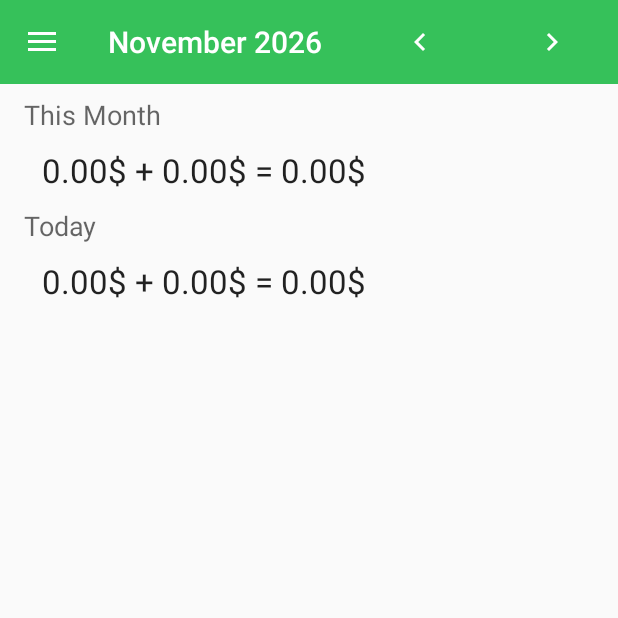
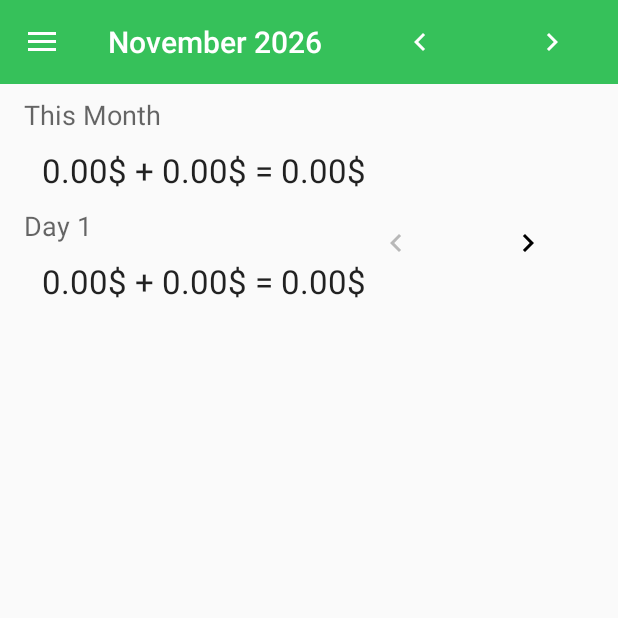
Before and after one commit to edawn/flow-android, an Android app: the screen it shows after launch (OverviewActivity), after a tap on an icon or button, on a phone screen of 412 x 824 dp, the top half of it. Run offline under Robolectric (Android 15) with nearby library versions, the phone set to English and light mode, and no system bars; libraries missing offline, so code that uses them is left out: org.slf4j.

Commit message:
Allow changing of the day in the overview

```diff
--- a/app/src/main/java/de/bitmacht/workingtitle36/OverviewActivity.java
+++ b/app/src/main/java/de/bitmacht/workingtitle36/OverviewActivity.java
@@ -31,12 +31,14 @@ import android.widget.TextView;
 
 import org.joda.time.DateTime;
 import org.joda.time.Days;
+import org.joda.time.Interval;
 import org.slf4j.Logger;
 import org.slf4j.LoggerFactory;
 
 import java.lang.annotation.Retention;
 import java.lang.annotation.RetentionPolicy;
 import java.util.ArrayList;
+import java.util.HashMap;
 import java.util.TreeMap;
 
 public class OverviewActivity extends AppCompatActivity implements View.OnClickListener {
@@ -46,6 +48,7 @@ public class OverviewActivity extends AppCompatActivity implements View.OnClickL
     public static final String STATE_PERIOD_START = "periodStart";
     private static final String STATE_MONTH_RECYCLER_VISIBLE = "monthRecyclerVisible";
     private static final String STATE_DAY_RECYCLER_VISIBLE = "dayRecyclerVisible";
+    private static final String STATE_SELECTED_DAY_FOR_PERIOD = "selectedDayForPeriod";
 
     private static final int LOADER_ID_REGULARS = 0;
     private static final int LOADER_ID_TRANSACTIONS = 1;
@@ -59,6 +62,10 @@ public class OverviewActivity extends AppCompatActivity implements View.OnClickL
     public static final int PERIOD_BEFORE = 1;
     public static final int PERIOD_NEXT = 2;
     public static final int PERIOD_UNCHANGED = 3;
+
+    private TextView dayLabel;
+    private ImageButton dayBeforeBtn;
+    private ImageButton dayNextBtn;
 
     @IntDef({PERIOD_NOW, PERIOD_BEFORE, PERIOD_NEXT, PERIOD_UNCHANGED})
     @Retention(RetentionPolicy.SOURCE)
@@ -94,6 +101,8 @@ public class OverviewActivity extends AppCompatActivity implements View.OnClickL
      */
     private Value spentBeforeDay = null;
     private Value spentDay = null;
+
+    private HashMap<Long, Long> selectedDayForPeriod = new HashMap<>();
 
     @Override
     protected void onCreate(Bundle savedInstanceState) {
@@ -137,6 +146,12 @@ public class OverviewActivity extends AppCompatActivity implements View.OnClickL
         monthView.setOnClickListener(this);
         dayView = (TextView) findViewById(R.id.day);
         dayView.setOnClickListener(this);
+
+        dayLabel = (TextView) findViewById(R.id.dayLabel);
+        dayBeforeBtn = (ImageButton) findViewById(R.id.day_before_button);
+        dayBeforeBtn.setOnClickListener(this);
+        dayNextBtn = (ImageButton) findViewById(R.id.day_next_button);
+        dayNextBtn.setOnClickListener(this);
 
         monthRecycler = (RecyclerView) findViewById(R.id.transactions_month);
         monthRecycler.setLayoutManager(new LinearLayoutManager(this));
@@ -221,6 +236,7 @@ public class OverviewActivity extends AppCompatActivity implements View.OnClickL
             if (savedInstanceState.getBoolean(STATE_DAY_RECYCLER_VISIBLE)) {
                 dayRecycler.setVisibility(View.VISIBLE);
             }
+            selectedDayForPeriod = (HashMap<Long, Long>) savedInstanceState.getSerializable(STATE_SELECTED_DAY_FOR_PERIOD);
         }
         changePeriod(PERIOD_UNCHANGED);
 
@@ -240,6 +256,7 @@ public class OverviewActivity extends AppCompatActivity implements View.OnClickL
         outState.putLong(STATE_PERIOD_START, periodStart.getMillis());
         outState.putBoolean(STATE_MONTH_RECYCLER_VISIBLE, monthRecycler.getVisibility() == View.VISIBLE);
         outState.putBoolean(STATE_DAY_RECYCLER_VISIBLE, dayRecycler.getVisibility() == View.VISIBLE);
+        outState.putSerializable(STATE_SELECTED_DAY_FOR_PERIOD, selectedDayForPeriod);
     }
 
     /**
@@ -254,6 +271,35 @@ public class OverviewActivity extends AppCompatActivity implements View.OnClickL
             monthNextBtn.setAlpha(1.0f);
         }
         getSupportActionBar().setTitle(getString(R.string.overview_title, periodStart.toGregorianCalendar()));
+    }
+
+    private void setStartOfDay(DateTime newStartOfDay) {
+        if (newStartOfDay.equals(startOfDay)) {
+            return;
+        }
+        startOfDay = newStartOfDay;
+        selectedDayForPeriod.put(periodStart.getMillis(), startOfDay.getMillis());
+
+        if (periodStart.isAfter(startOfDay.minusDays(1))) {
+            dayBeforeBtn.setEnabled(false);
+            dayBeforeBtn.setAlpha(0.26f);
+        } else {
+            dayBeforeBtn.setEnabled(true);
+            dayBeforeBtn.setAlpha(1.0f);
+        }
+        boolean isToday = new Interval(DateTime.now().withTimeAtStartOfDay(), Days.ONE).contains(startOfDay);
+        if (!periodEnd.isAfter(startOfDay.plusDays(1)) || isToday) {
+            dayNextBtn.setEnabled(false);
+            dayNextBtn.setAlpha(0.26f);
+        } else {
+            dayNextBtn.setEnabled(true);
+            dayNextBtn.setAlpha(1.0f);
+        }
+        if (isToday) {
+            dayLabel.setText(getString(R.string.overview_today));
+        } else {
+            dayLabel.setText(getString(R.string.overview_day, startOfDay.dayOfMonth().get()));
+        }
     }
 
     @Override
@@ -328,8 +374,11 @@ public class OverviewActivity extends AppCompatActivity implements View.OnClickL
         }
         periodStart = now.withDayOfMonth(1).withTimeAtStartOfDay();
         periodEnd = now.plusMonths(1).withDayOfMonth(1).withTimeAtStartOfDay();
-        // if it's the current month, use the current day; otherwise use the first day of the month
-        startOfDay = periodEnd.isAfterNow() ? DateTime.now().withTimeAtStartOfDay() : now.withTimeAtStartOfDay();
+
+        Long newStartOfDay = selectedDayForPeriod.get(periodStart.getMillis());
+        setStartOfDay(newStartOfDay != null ? new DateTime(newStartOfDay) :
+                periodEnd.isAfterNow() ? DateTime.now().withTimeAtStartOfDay() : now.withTimeAtStartOfDay());
+
         upDate();
 
         Bundle args = new Bundle();
@@ -341,6 +390,71 @@ public class OverviewActivity extends AppCompatActivity implements View.OnClickL
         args.putLong(TransactionsLoader.ARG_START, periodStart.getMillis());
         args.putLong(TransactionsLoader.ARG_END, periodEnd.getMillis());
         getLoaderManager().restartLoader(LOADER_ID_TRANSACTIONS, args, transactionsListener);
+    }
+
+    private void changeDay(@PeriodModifier int periodModifier) {
+        if (periodStart == null || periodEnd == null || startOfDay == null) {
+            return;
+        }
+        DateTime newStartOfDay;
+        if (periodModifier == PERIOD_NOW) {
+            newStartOfDay = DateTime.now();
+        } else if (periodModifier == PERIOD_BEFORE) {
+            newStartOfDay = startOfDay.minusDays(1);
+        } else if (periodModifier == PERIOD_NEXT) {
+            newStartOfDay = startOfDay.plusDays(1);
+        } else { // PERIOD_UNCHANGED
+            newStartOfDay = startOfDay;
+        }
+
+        // stay inside the bounds of the currently selected month
+        if (newStartOfDay.isBefore(periodStart)) {
+            newStartOfDay = periodStart;
+        } else if (!newStartOfDay.isBefore(periodEnd)) {
+            newStartOfDay = periodEnd.minusDays(1);
+        }
+        // enforce the assumption that there are no transactions in the future
+        if (newStartOfDay.isAfterNow()) {
+            newStartOfDay = DateTime.now();
+        }
+        setStartOfDay(newStartOfDay.withTimeAtStartOfDay());
+        updateTransactions();
+        updateOverview();
+    }
+
+    private void updateTransactions() {
+        // filter the transactions so we get only the transactions performed on the selected day
+        //TODO respect timezone
+        //TODO applying to a result that does not include the current day makes only little sense
+        //TODO somehow merge this with TransactionsArrayAdapter#setSubRange()
+        long startOfDayMillis = startOfDay.getMillis();
+        long endOfDayMillis = startOfDay.plusDays(1).getMillis();
+        String currencyCode = MyApplication.getCurrency().getCurrencyCode();
+        Value valueBeforeDay = new Value(currencyCode, 0);
+        Value valueDay = new Value(currencyCode, 0);
+        for (TransactionsModel transact : transactions) {
+            long transactionTime = transact.mostRecentEdit.transactionTime;
+            if (transactionTime < startOfDayMillis) {
+                try {
+                    valueBeforeDay = valueBeforeDay.add(transact.mostRecentEdit.getValue());
+                } catch (Value.CurrencyMismatchException e) {
+                    if (BuildConfig.DEBUG) {
+                        logger.warn("unable to add: {}", transact.mostRecentEdit);
+                    }
+                }
+            } else if (transactionTime < endOfDayMillis) {
+                try {
+                    valueDay = valueDay.add(transact.mostRecentEdit.getValue());
+                } catch (Value.CurrencyMismatchException e) {
+                    if (BuildConfig.DEBUG) {
+                        logger.warn("unable to add: {}", transact.mostRecentEdit);
+                    }
+                }
+            }
+        }
+        adapter.setData(transactions, startOfDayMillis, endOfDayMillis);
+        spentDay = valueDay;
+        spentBeforeDay = valueBeforeDay;
     }
 
     private void updateOverview() {
@@ -424,9 +538,6 @@ public class OverviewActivity extends AppCompatActivity implements View.OnClickL
         }
     }
 
-    private void updateTransactions() {
-    }
-
     @Override
     public void onClick(View v) {
         final int id = v.getId();
@@ -444,6 +555,10 @@ public class OverviewActivity extends AppCompatActivity implements View.OnClickL
             changePeriod(PERIOD_BEFORE);
         } else if (id == R.id.next_button) {
             changePeriod(PERIOD_NEXT);
+        } else if (id == R.id.day_before_button) {
+            changeDay(PERIOD_BEFORE);
+        } else if (id == R.id.day_next_button) {
+            changeDay(PERIOD_NEXT);
         }
     }
 
@@ -596,43 +711,8 @@ public class OverviewActivity extends AppCompatActivity implements View.OnClickL
                 @Override
                 public void onLoadFinished(Loader<ArrayList<TransactionsModel>> loader, ArrayList<TransactionsModel> data) {
                     transactions = data;
-
-                    // filter the transactions so we get only the transactions performed today
-                    //TODO respect timezone
-                    //TODO applying to a result that does not include the current day makes only little sense
-                    //TODO enable user to set the day to show
-                    //TODO somehow merge this with TransactionsArrayAdapter#setSubRange()
-                    long startOfDayMillis = startOfDay.getMillis();
-                    long endOfDayMillis = startOfDay.plusDays(1).getMillis();
-                    String currencyCode = MyApplication.getCurrency().getCurrencyCode();
-                    Value valueBeforeDay = new Value(currencyCode, 0);
-                    Value valueDay = new Value(currencyCode, 0);
-                    for (TransactionsModel transact : transactions) {
-                        long transactionTime = transact.mostRecentEdit.transactionTime;
-                        if (transactionTime < startOfDayMillis) {
-                            try {
-                                valueBeforeDay = valueBeforeDay.add(transact.mostRecentEdit.getValue());
-                            } catch (Value.CurrencyMismatchException e) {
-                                if (BuildConfig.DEBUG) {
-                                    logger.warn("unable to add: {}", transact.mostRecentEdit);
-                                }
-                            }
-                        } else if (transactionTime < endOfDayMillis) {
-                            try {
-                                valueDay = valueDay.add(transact.mostRecentEdit.getValue());
-                            } catch (Value.CurrencyMismatchException e) {
-                                if (BuildConfig.DEBUG) {
-                                    logger.warn("unable to add: {}", transact.mostRecentEdit);
-                                }
-                            }
-                        }
-                    }
-                    adapter.setData(transactions, startOfDayMillis, endOfDayMillis);
-                    spentDay = valueDay;
-                    spentBeforeDay = valueBeforeDay;
-
+                    updateTransactions();
                     updateOverview();
-                    updateTransactions();
                 }
 
                 @Override
--- a/app/src/main/res/layout/activity_overview.xml
+++ b/app/src/main/res/layout/activity_overview.xml
@@ -87,18 +87,52 @@
                         android:background="@color/overviewTransactionsBackground"
                         android:visibility="gone" />
 
+                    <RelativeLayout
+                        android:layout_width="match_parent"
+                        android:layout_height="wrap_content">
+
                         <TextView
+                            android:id="@+id/dayLabel"
                             android:layout_width="wrap_content"
                             android:layout_height="wrap_content"
-                        android:text="@string/overview_day"
-                        android:textAppearance="?android:attr/textAppearanceMedium" />
+                            android:textAppearance="?android:attr/textAppearanceMedium"
+                            android:layout_alignParentLeft="true"
+                            android:layout_alignParentStart="true"
+                            android:layout_alignParentTop="true"
+                            />
 
                         <TextView
                             android:id="@+id/day"
                             style="?attr/borderlessButtonStyle"
                             android:layout_width="wrap_content"
                             android:layout_height="wrap_content"
-                        android:textAppearance="?android:attr/textAppearanceLarge" />
+                            android:textAppearance="?android:attr/textAppearanceLarge"
+                            android:layout_alignParentLeft="true"
+                            android:layout_alignParentStart="true"
+                            android:layout_below="@id/dayLabel"
+                            />
+
+                        <ImageButton
+                            android:id="@+id/day_before_button"
+                            style="?android:attr/borderlessButtonStyle"
+                            android:layout_width="wrap_content"
+                            android:layout_height="wrap_content"
+                            android:src="@drawable/ic_navigate_before_black_24dp"
+                            android:layout_toLeftOf="@+id/day_next_button"
+                            android:layout_toStartOf="@+id/day_next_button"
+                            />
+
+                        <ImageButton
+                            android:id="@+id/day_next_button"
+                            style="?android:attr/borderlessButtonStyle"
+                            android:layout_width="wrap_content"
+                            android:layout_height="wrap_content"
+                            android:src="@drawable/ic_navigate_next_black_24dp"
+                            android:layout_alignParentRight="true"
+                            android:layout_alignParentEnd="true"
+                            />
+
+                    </RelativeLayout>
 
                     <android.support.v7.widget.RecyclerView
                         android:id="@+id/transactions_day"
--- a/app/src/main/res/values/strings.xml
+++ b/app/src/main/res/values/strings.xml
@@ -6,7 +6,8 @@
     <string name="regular_repetition">Repeat</string>
     <string name="overview_title">%1$tB %1$tY</string>
     <string name="overview_month">This Month</string>
-    <string name="overview_day">Today</string>
+    <string name="overview_day">Day %1$d</string>
+    <string name="overview_today">Today</string>
     <string name="overview_budget_minus_template">%1$s - %2$s = %3$s</string>
     <string name="overview_budget_plus_template">%1$s + %2$s = %3$s</string>
     <string name="menu_regular_transactions">Regular Transactions</string>
```
Lines whose indentation alone changed are shown as unchanged.
